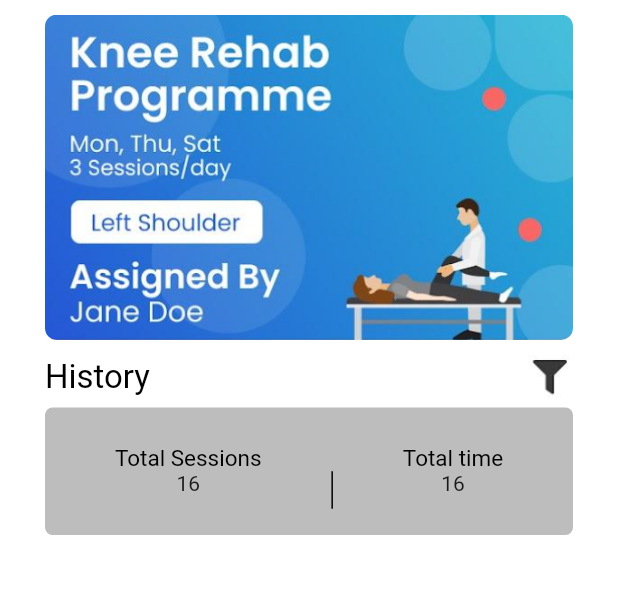
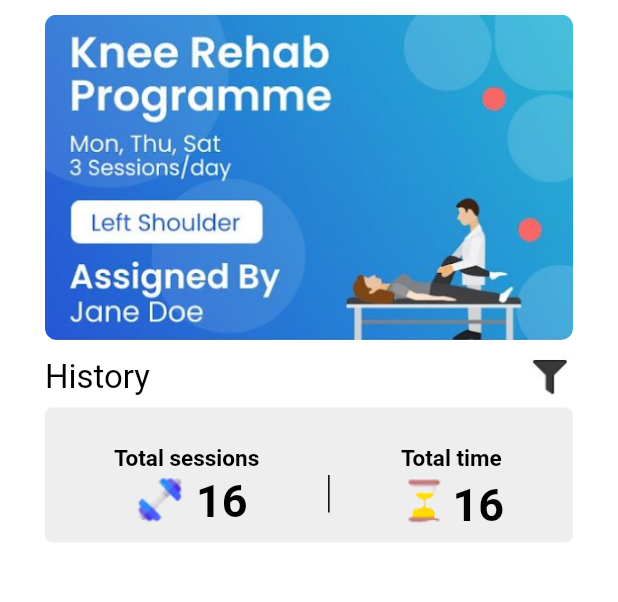
Before and after one commit to ArjunMalhotra07/rehab, a Flutter app: the RehabPage screen opened by its route, on a phone screen of 412 x 824 dp, the part 53-655 px from its top. Run offline on Flutter 3.47's test engine with Material 2 defaults, Android fonts, the phone set to English and light mode, and no system bars; our stand-ins replace another_flushbar, firebase_auth, firebase_core, firebase_database, fluttertoast; accounts and stored records are empty.

Commit message:
Added assets and changed ui in rehab page

```diff
--- a/lib/view/rehab_page.dart
+++ b/lib/view/rehab_page.dart
@@ -20,20 +20,8 @@ class _RehabPageState extends State<RehabPage> {
   final ref = FirebaseDatabase.instance.ref('');
 
   @override
-  void initState() {
-    // TODO: implement initState
-    super.initState();
-
-    setState(() {});
-  }
-
-  @override
   Widget build(BuildContext context) {
-    final childrenWidgetList = <Widget>[];
-
-    // final childrenWidget = <Widget>[];
     var uid = user?.uid;
-    final testList = <String>[];
     int counter = 0;
     final ref = FirebaseDatabase.instance.ref('uids/$uid/sessions');
     return Scaffold(
@@ -67,11 +55,11 @@ class _RehabPageState extends State<RehabPage> {
             ),
             SizedBoxWidget.box(5.0),
             Container(
-                height: 85,
+                height: 90,
                 width: MediaQuery.of(context).size.width,
                 decoration: BoxDecoration(
                   borderRadius: BorderRadius.circular(5.0),
-                  color: Colors.grey.shade400,
+                  color: Colors.grey.shade200,
                 ),
                 child: Center(
                   child: Padding(
@@ -81,13 +69,14 @@ class _RehabPageState extends State<RehabPage> {
                       children: [
                         const SizedBox(width: 5),
                         Column(
-                          children: const [
-                            Text(
-                              "Total Sessions",
-                              style: TextStyle(
-                                  color: Constants.blackColor, fontSize: 15),
-                            ),
-                            Text("16")
+                          children: [
+                            TextStyleWidget.textStyle("Total sessions", 15),
+                            Row(
+                              children: [
+                                Image.asset('assets/dumb.png'),
+                                TextStyleWidget.textStyle("16", 30),
+                              ],
+                            )
                           ],
                         ),
                         const SizedBox(width: 5),
@@ -98,13 +87,14 @@ class _RehabPageState extends State<RehabPage> {
                         ),
                         const SizedBox(width: 5),
                         Column(
-                          children: const [
-                            Text(
-                              "Total time",
-                              style: TextStyle(
-                                  color: Constants.blackColor, fontSize: 15),
-                            ),
-                            Text("16")
+                          children: [
+                            TextStyleWidget.textStyle("Total time", 15),
+                            Row(
+                              children: [
+                                Image.asset('assets/hour.png'),
+                                TextStyleWidget.textStyle("16", 30),
+                              ],
+                            )
                           ],
                         ),
                         const SizedBox(width: 5),
@@ -112,6 +102,7 @@ class _RehabPageState extends State<RehabPage> {
                     ),
                   ),
                 )),
+            SizedBoxWidget.box(20.0),
             FirebaseAnimatedList(
                 shrinkWrap: true,
                 physics: const ClampingScrollPhysics(),
@@ -124,9 +115,15 @@ class _RehabPageState extends State<RehabPage> {
                   final childrenWidget = <Widget>[];
                   for (final timeStamp in object) {
                     counter += 1;
+                    var assetUrl = '';
+                    if (counter % 2 == 0) {
+                      assetUrl = 'assets/pic1.png';
+                    } else {
+                      assetUrl = 'assets/pic2.png';
+                    }
                     debugPrint(timeStamp.key);
-                    childrenWidget.add(list(
-                        timeStamp.key.toString(), snapshot.key.toString()));
+                    childrenWidget.add(list(timeStamp.key.toString(),
+                        snapshot.key.toString(), assetUrl));
                   }
                   debugPrint("Terminate");
                   debugPrint("");
@@ -140,16 +137,54 @@ class _RehabPageState extends State<RehabPage> {
     );
   }
 
-  list(String title, subtitle) {
-    return ListTile(
-      leading: ClipRRect(
-          borderRadius: BorderRadius.circular(8.0),
-          child: Image.asset(
-            'assets/pic1.png',
-          )),
-      title: Text(title),
-      subtitle: Text(subtitle),
-      trailing: const Text("View Results"),
+  list(String title, subtitle, url) {
+    return Padding(
+      padding: const EdgeInsets.only(bottom: 20.0),
+      child: Container(
+        child: Row(children: [
+          ClipRRect(
+              borderRadius: BorderRadius.circular(8.0),
+              child: Image.asset(
+                url,
+                height: 70,
+              )),
+          SizedBox(
+            width: 30,
+          ),
+          Column(
+            children: [
+              Row(
+                children: [
+                  const Icon(
+                    Icons.timer_sharp,
+                    size: 20,
+                  ),
+                  SizedBox(
+                    width: 5,
+                  ),
+                  TextStyleWidget.textStyle(title, 16, c: Constants.blackShade),
+                ],
+              ),
+              SizedBoxWidget.box(5.0),
+              Row(
+                children: [
+                  const Icon(
+                    Icons.calendar_today,
+                    size: 20,
+                  ),
+                  SizedBox(
+                    width: 5,
+                  ),
+                  TextStyleWidget.textStyle(subtitle, 14,
+                      c: Constants.blackShade),
+                ],
+              ),
+            ],
+          ),
+          Spacer(),
+          const Text("View Results")
+        ]),
+      ),
     );
   }
 }
```
Also changed, not shown: assets/dumb.png (added), assets/hour.png (added).
